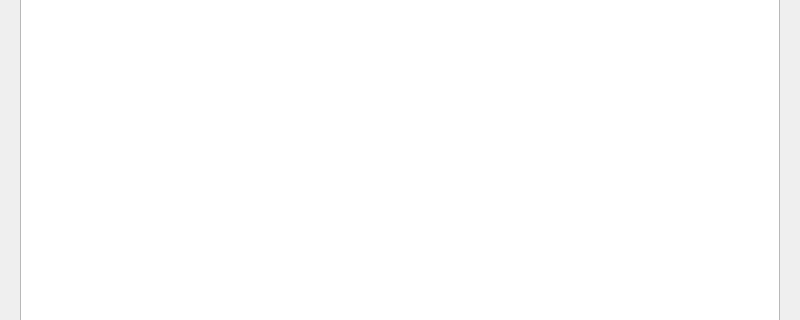
Above: rana_qgis_plugin/widgets/ui/browser.ui from nens/rana-qgis-plugin before the change; both pictures show x 0 to 800 and y 90 to 410 of the 800 by 500 pixel window. Below: the same form after it.
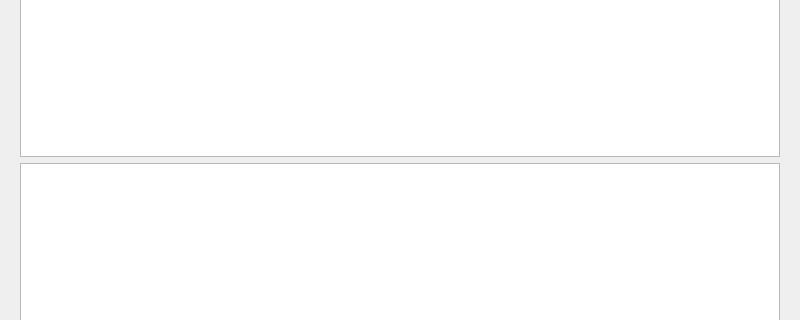
That is the form after the change.

Commit message: Show file details in a table

Patch:
```diff
--- a/rana_qgis_plugin/widgets/ui/browser.ui
+++ b/rana_qgis_plugin/widgets/ui/browser.ui
@@ -32,6 +32,9 @@
       <item>
        <widget class="QTreeView" name="files_tv"/>
       </item>
+      <item>
+       <widget class="QTableWidget" name="file_table_widget"/>
+      </item>
      </layout>
     </widget>
    </item>
```
The commit also changes 2 other files.
